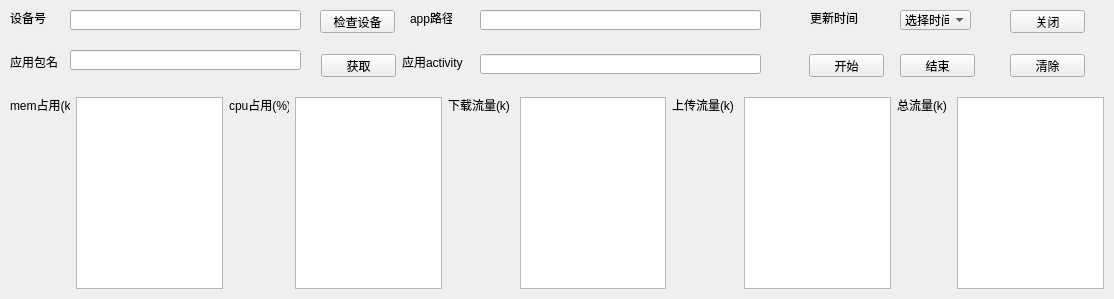
First picture: the form in aatt_pyqt.ui, repository NJ-zero/AATT, before the edit.
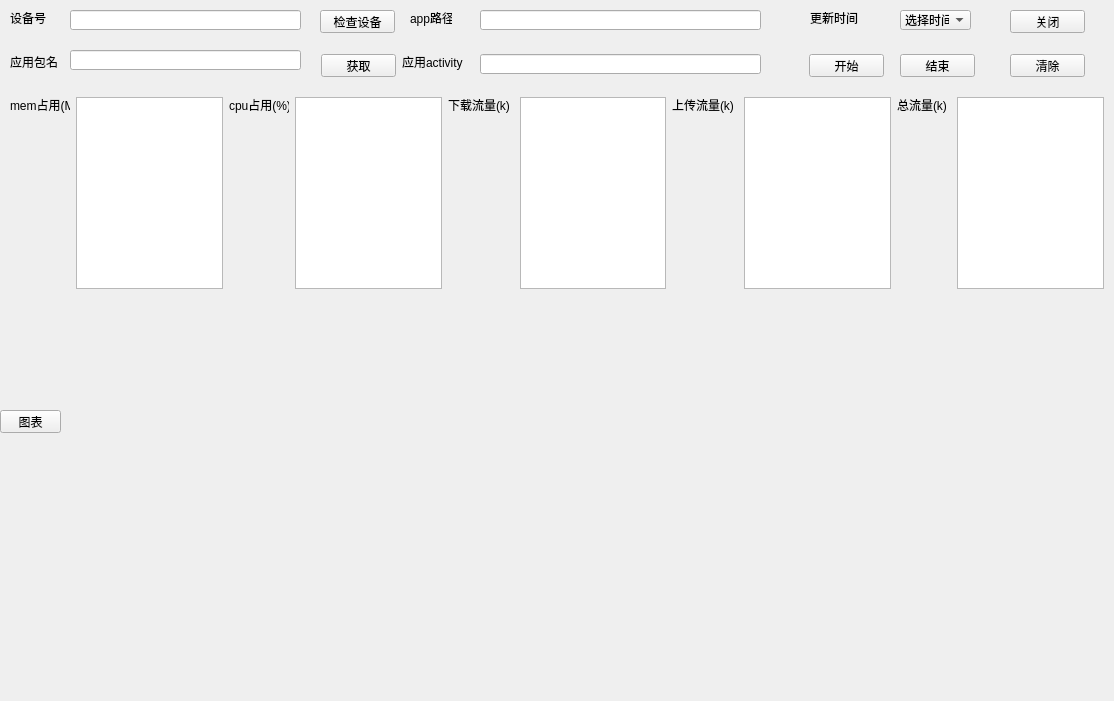
Second picture: the form after the edit. Custom widgets are drawn as their Qt base class.

Commit message: 页面优化，增加图标，修改单位

Diff of the .ui file:
```diff
--- a/aatt_pyqt.ui
+++ b/aatt_pyqt.ui
@@ -7,7 +7,7 @@
     <x>0</x>
     <y>0</y>
     <width>1114</width>
-    <height>299</height>
+    <height>701</height>
    </rect>
   </property>
   <property name="windowTitle">
@@ -115,7 +115,7 @@
     </sizepolicy>
    </property>
    <property name="text">
-    <string>mem占用(k)</string>
+    <string>mem占用(M)</string>
    </property>
   </widget>
   <widget class="QTextEdit" name="mem">
@@ -506,7 +506,44 @@
     <string>清除</string>
    </property>
   </widget>
+  <widget class="MatplotlibWidget" name="mem_plot" native="true">
+   <property name="geometry">
+    <rect>
+     <x>70</x>
+     <y>300</y>
+     <width>1021</width>
+     <height>381</height>
+    </rect>
+   </property>
+  </widget>
+  <widget class="QPushButton" name="pushButton">
+   <property name="geometry">
+    <rect>
+     <x>0</x>
+     <y>410</y>
+     <width>61</width>
+     <height>23</height>
+    </rect>
+   </property>
+   <property name="sizePolicy">
+    <sizepolicy hsizetype="Preferred" vsizetype="Preferred">
+     <horstretch>0</horstretch>
+     <verstretch>0</verstretch>
+    </sizepolicy>
+   </property>
+   <property name="text">
+    <string>图表</string>
+   </property>
+  </widget>
  </widget>
+ <customwidgets>
+  <customwidget>
+   <class>MatplotlibWidget</class>
+   <extends>QWidget</extends>
+   <header location="global">matplotlibwidget</header>
+   <container>1</container>
+  </customwidget>
+ </customwidgets>
  <resources/>
  <connections>
   <connection>
```
The commit also changes 1 other file.
